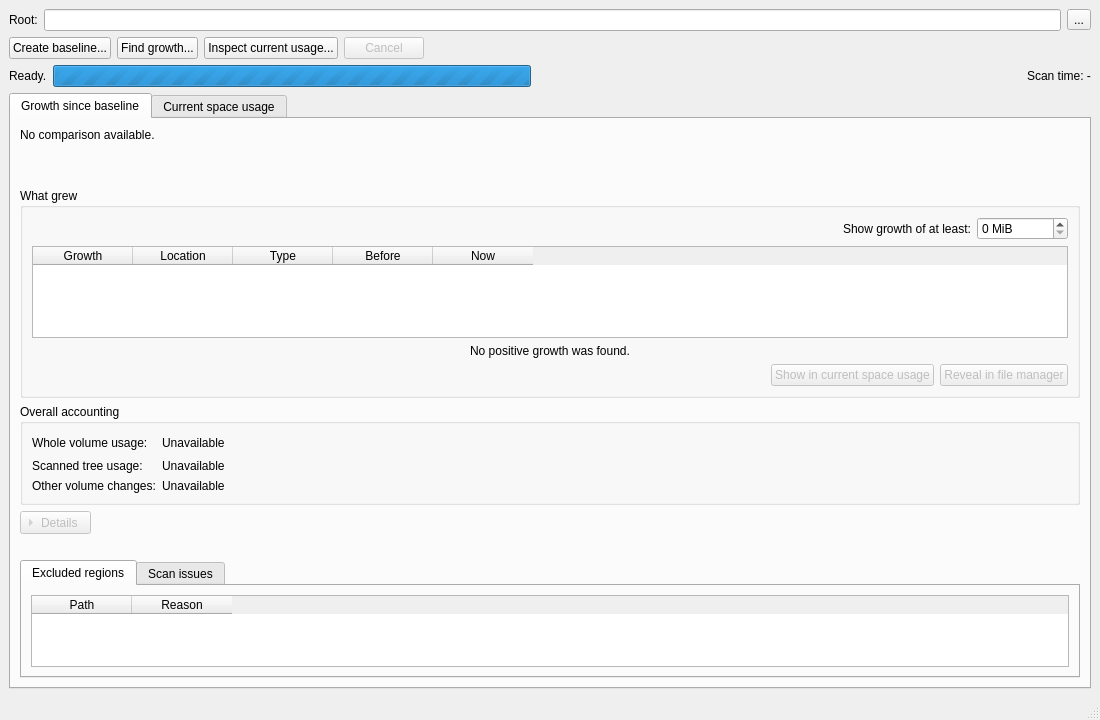
Old version of the form app/src/mainwindow.ui in the repository VioletGiraffe/SpaceGuard.
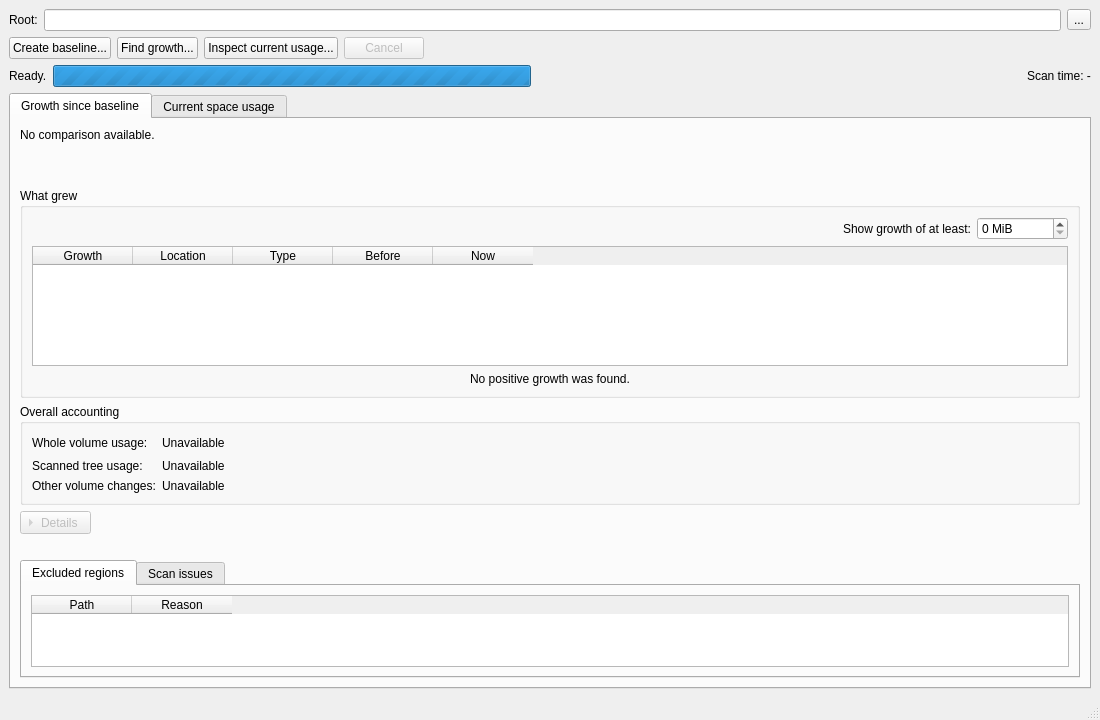
New version of the form. Custom widgets are drawn as their Qt base class.

What changed in the file:
```diff
--- a/app/src/mainwindow.ui
+++ b/app/src/mainwindow.ui
@@ -182,34 +182,6 @@
          <property name="wordWrap"><bool>true</bool></property>
         </widget>
        </item>
-       <item>
-        <widget class="QWidget" name="growthActionsWidget">
-         <layout class="QHBoxLayout" name="growthActionsLayout">
-          <property name="leftMargin"><number>0</number></property>
-          <property name="topMargin"><number>0</number></property>
-          <property name="rightMargin"><number>0</number></property>
-          <property name="bottomMargin"><number>0</number></property>
-          <item>
-           <spacer name="growthActionsSpacer">
-            <property name="orientation"><enum>Qt::Orientation::Horizontal</enum></property>
-            <property name="sizeHint" stdset="0"><size><width>40</width><height>20</height></size></property>
-           </spacer>
-          </item>
-          <item>
-           <widget class="QPushButton" name="showInUsageButton">
-            <property name="enabled"><bool>false</bool></property>
-            <property name="text"><string>Show in current space usage</string></property>
-           </widget>
-          </item>
-          <item>
-           <widget class="QPushButton" name="revealGrowthButton">
-            <property name="enabled"><bool>false</bool></property>
-            <property name="text"><string>Reveal in file manager</string></property>
-           </widget>
-          </item>
-         </layout>
-        </widget>
-       </item>
       </layout>
      </widget>
     </item>
```
Left out of the diff: 2 changed lines with no effect on the pictures.
